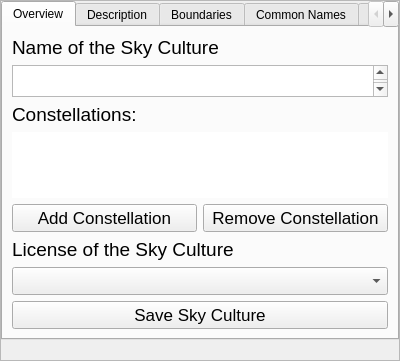
The window that plugins/SkyCultureMaker/src/gui/scmSkyCultureDialog.ui (Stellarium/stellarium) describes before a commit, drawn with Qt 5.
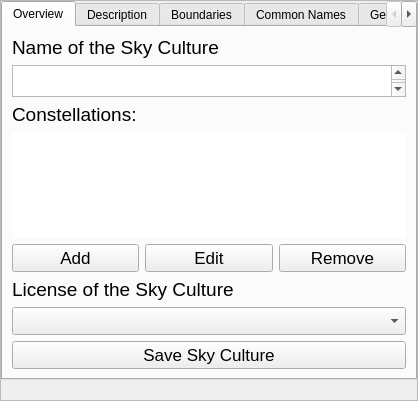
The same window after the commit. Icons and pictures are not drawn. Custom widgets are drawn as their Qt base class.

Commit message: feat: edit constellations (#128)

```diff
--- a/plugins/SkyCultureMaker/src/gui/scmSkyCultureDialog.ui
+++ b/plugins/SkyCultureMaker/src/gui/scmSkyCultureDialog.ui
@@ -6,8 +6,8 @@
    <rect>
     <x>0</x>
     <y>0</y>
-    <width>400</width>
-    <height>340</height>
+    <width>418</width>
+    <height>401</height>
    </rect>
   </property>
   <property name="minimumSize">
@@ -130,10 +130,13 @@
             </property>
             <property name="html">
              <string>&lt;!DOCTYPE HTML PUBLIC &quot;-//W3C//DTD HTML 4.0//EN&quot; &quot;http://www.w3.org/TR/REC-html40/strict.dtd&quot;&gt;
-&lt;html&gt;&lt;head&gt;&lt;meta name=&quot;qrichtext&quot; content=&quot;1&quot; /&gt;&lt;style type=&quot;text/css&quot;&gt;
+&lt;html&gt;&lt;head&gt;&lt;meta name=&quot;qrichtext&quot; content=&quot;1&quot; /&gt;&lt;meta charset=&quot;utf-8&quot; /&gt;&lt;style type=&quot;text/css&quot;&gt;
 p, li { white-space: pre-wrap; }
-&lt;/style&gt;&lt;/head&gt;&lt;body style=&quot; font-family:'.AppleSystemUIFont'; font-size:14pt; font-weight:400; font-style:normal;&quot;&gt;
-&lt;p style=&quot;-qt-paragraph-type:empty; margin-top:0px; margin-bottom:0px; margin-left:0px; margin-right:0px; -qt-block-indent:0; text-indent:0px;&quot;&gt;&lt;br /&gt;&lt;/p&gt;&lt;/body&gt;&lt;/html&gt;</string>
+hr { height: 1px; border-width: 0; }
+li.unchecked::marker { content: &quot;\2610&quot;; }
+li.checked::marker { content: &quot;\2612&quot;; }
+&lt;/style&gt;&lt;/head&gt;&lt;body style=&quot; font-family:'Segoe UI'; font-size:14pt; font-weight:400; font-style:normal;&quot;&gt;
+&lt;p style=&quot;-qt-paragraph-type:empty; margin-top:0px; margin-bottom:0px; margin-left:0px; margin-right:0px; -qt-block-indent:0; text-indent:0px; font-family:'.AppleSystemUIFont';&quot;&gt;&lt;br /&gt;&lt;/p&gt;&lt;/body&gt;&lt;/html&gt;</string>
             </property>
             <property name="acceptRichText">
               <bool>false</bool>
@@ -182,9 +185,15 @@
            <layout class="QHBoxLayout" name="overviewConstellationBtnLayout">
             <item>
              <widget class="QPushButton" name="AddConstellationBtn">
+              <property name="sizePolicy">
+               <sizepolicy hsizetype="Expanding" vsizetype="Preferred">
+                <horstretch>0</horstretch>
+                <verstretch>0</verstretch>
+               </sizepolicy>
+              </property>
               <property name="minimumSize">
                <size>
-                <width>150</width>
+                <width>100</width>
                 <height>0</height>
                </size>
               </property>
@@ -194,15 +203,45 @@
                </font>
               </property>
               <property name="text">
-               <string>Add Constellation</string>
+               <string>Add</string>
+              </property>
+             </widget>
+            </item>
+            <item>
+             <widget class="QPushButton" name="EditConstellationBtn">
+              <property name="sizePolicy">
+               <sizepolicy hsizetype="Expanding" vsizetype="Preferred">
+                <horstretch>0</horstretch>
+                <verstretch>0</verstretch>
+               </sizepolicy>
+              </property>
+              <property name="minimumSize">
+               <size>
+                <width>100</width>
+                <height>0</height>
+               </size>
+              </property>
+              <property name="font">
+               <font>
+                <pointsize>13</pointsize>
+               </font>
+              </property>
+              <property name="text">
+               <string>Edit</string>
               </property>
              </widget>
             </item>
             <item>
              <widget class="QPushButton" name="RemoveConstellationBtn">
+              <property name="sizePolicy">
+               <sizepolicy hsizetype="Expanding" vsizetype="Preferred">
+                <horstretch>0</horstretch>
+                <verstretch>0</verstretch>
+               </sizepolicy>
+              </property>
               <property name="minimumSize">
                <size>
-                <width>150</width>
+                <width>100</width>
                 <height>0</height>
                </size>
               </property>
@@ -212,7 +251,7 @@
                </font>
               </property>
               <property name="text">
-               <string>Remove Constellation</string>
+               <string>Remove</string>
               </property>
              </widget>
             </item>
@@ -611,7 +650,6 @@
           <widget class="QLabel" name="infoLbl">
             <property name="font">
             <font>
-              <weight>75</weight>
               <bold>true</bold>
             </font>
             </property>
```
Left out of the diff: 57 changed lines with no effect on the pictures. Lines whose indentation alone changed are shown as unchanged. The commit also changes 17 other files.
